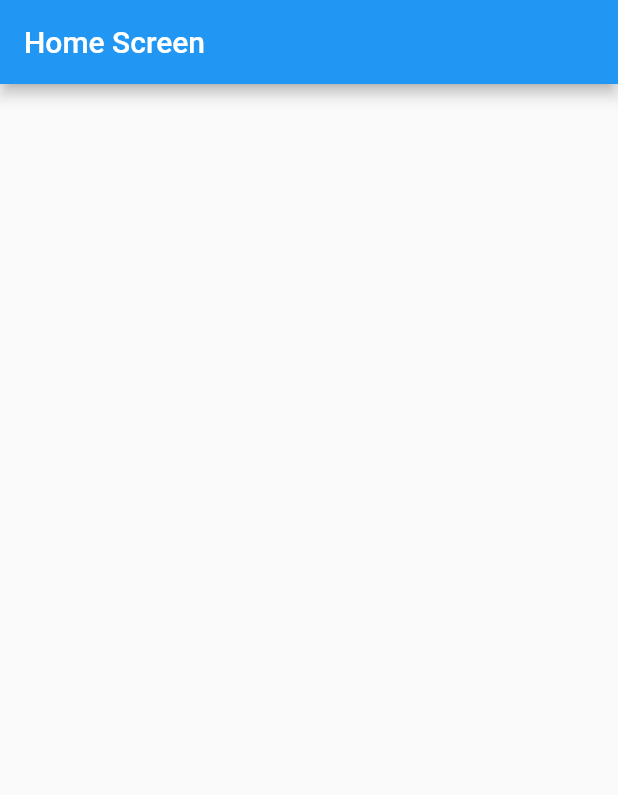
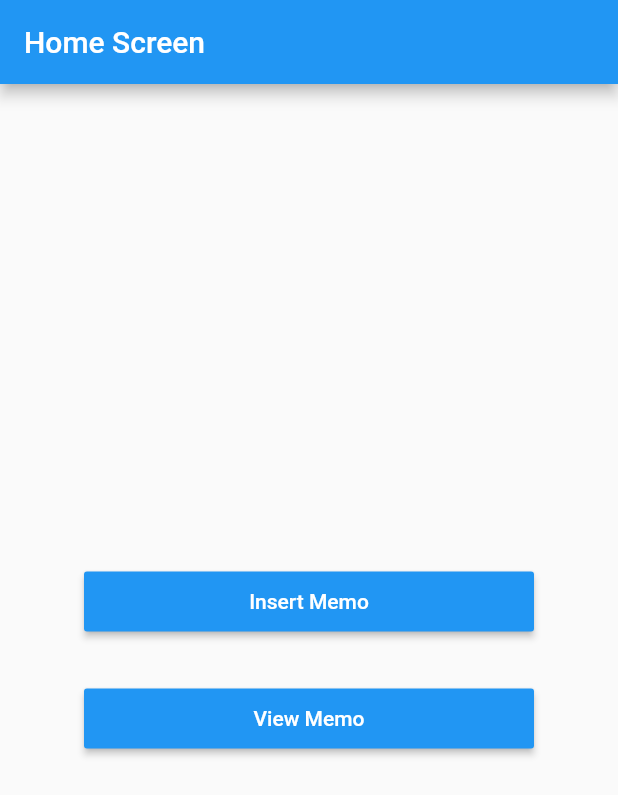
Before and after one commit to pamotinggi/ememo, a Flutter app: the HomePage screen opened directly, on a phone screen of 412 x 824 dp. Shown: the top 795 px of the screen. Run offline on Flutter 3.47's test engine with Material 2 defaults, Android fonts, the light colour scheme and no system bars; our stand-ins replace cloud_firestore, easy_splash_screen, firebase_auth, firebase_core, fluttertoast; accounts and stored records are empty.

Commit message:
update homepage add insert data page

```diff
--- a/lib/screen/homepage.dart
+++ b/lib/screen/homepage.dart
@@ -1,3 +1,4 @@
+import 'package:ememo/screen/inserdata.dart';
 import 'package:flutter/material.dart';
 
 class HomePage extends StatefulWidget {
@@ -14,6 +15,41 @@ class _HomePageState extends State<HomePage> {
       appBar: AppBar(
         title: Text("Home Screen"),
       ),
+      body: Center(
+        child: Column(
+          mainAxisAlignment: MainAxisAlignment.center,
+          crossAxisAlignment: CrossAxisAlignment.center,
+          children: [
+            MaterialButton(
+              onPressed: () {
+                Navigator.push(
+                    context,
+                    MaterialPageRoute(
+                        builder: (context) => const InsertData()));
+              },
+              child: const Text('Insert Memo'),
+              color: Colors.blue,
+              textColor: Colors.white,
+              minWidth: 300,
+              height: 40,
+            ),
+            SizedBox(height: 30,),
+            MaterialButton(
+              onPressed: () {
+                Navigator.push(
+                    context,
+                    MaterialPageRoute(
+                        builder: (context) => const InsertData()));
+              },
+              child: const Text('View Memo'),
+              color: Colors.blue,
+              textColor: Colors.white,
+              minWidth: 300,
+              height: 40,
+            ),
+          ],
+        ),
+      ),
     );
   }
 }
--- a/pubspec.yaml
+++ b/pubspec.yaml
@@ -34,6 +34,7 @@ dependencies:
   fluttertoast: ^8.0.9
   firebase_core: ^2.7.0
   easy_splash_screen: ^1.0.4
+  firebase_database: ^10.0.14
   flutter:
     sdk: flutter
 
```
Also changed, not shown: lib/screen/inserdata.dart (added, +19 -0 lines), pubspec.lock, 1 other file.
